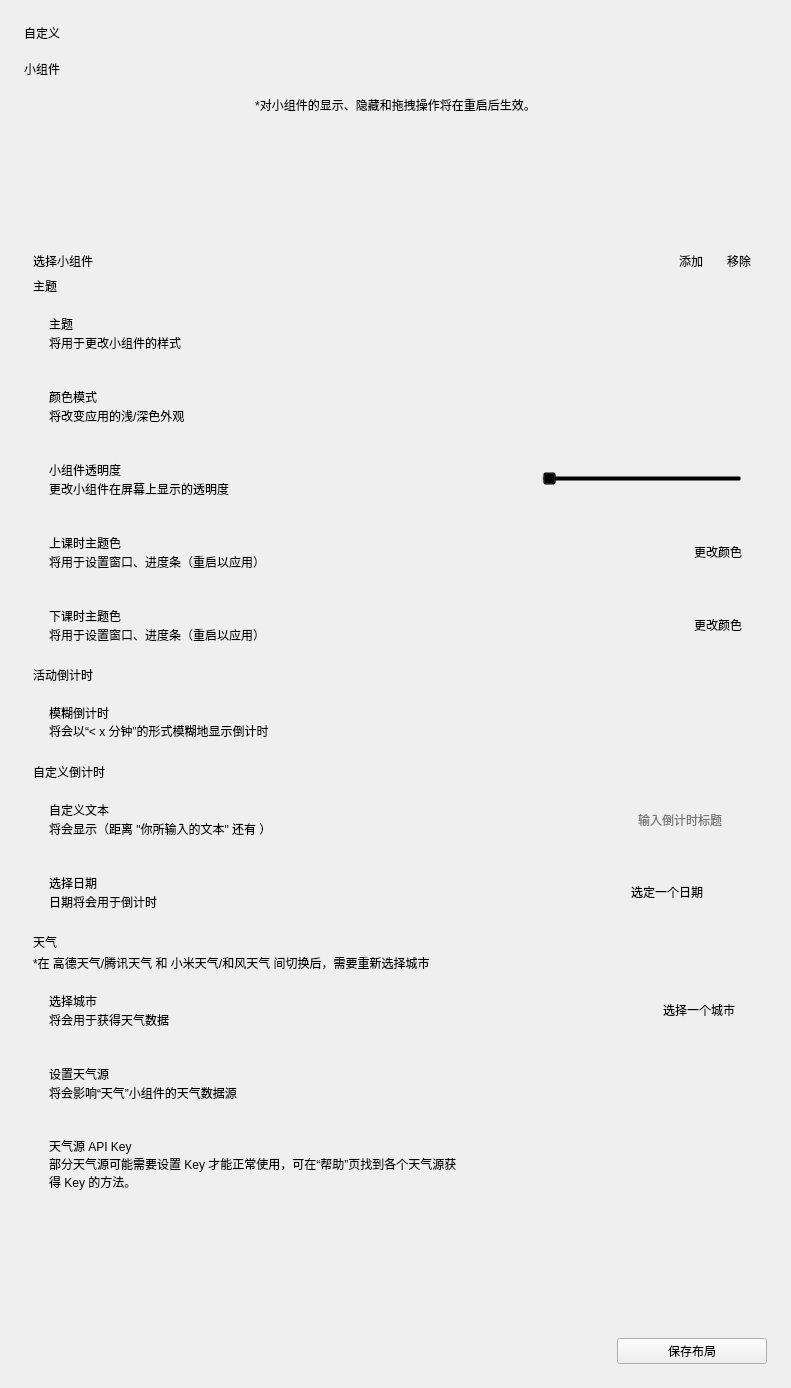
Before: the Qt Designer form menu-custom.ui in RinLit-233-shiroko/Class-Widgets, drawn with Qt 5.
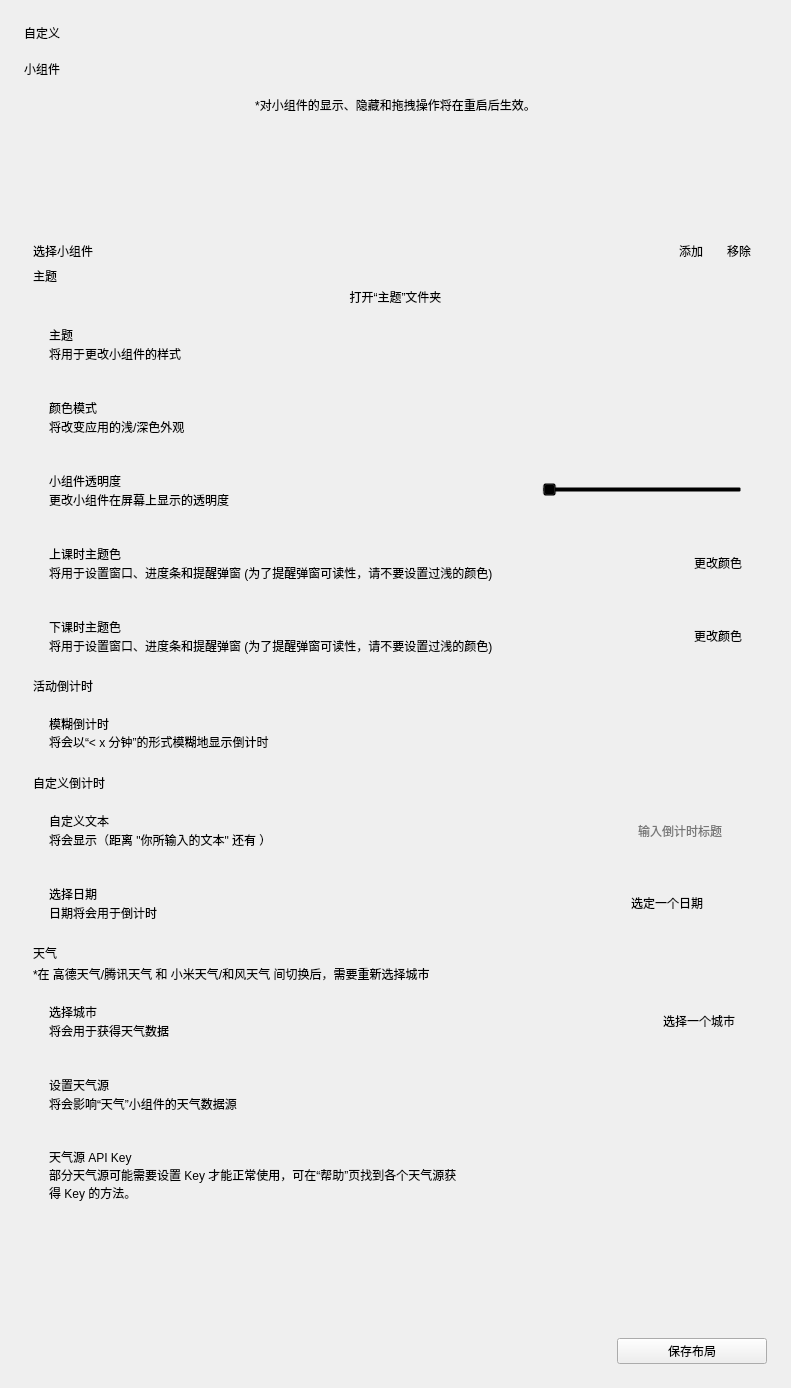
After: the same form once the commit is applied. Custom widgets are drawn as their Qt base class.

Commit message: fix: - when the state of the floating window, the app crashes after opening the Settings #149 new: - notifications window can apply theme colors - improve the ui of the settings

Diff of the .ui file:
```diff
--- a/menu-custom.ui
+++ b/menu-custom.ui
@@ -80,7 +80,7 @@
         <x>0</x>
         <y>0</y>
         <width>743</width>
-        <height>1164</height>
+        <height>1187</height>
        </rect>
       </property>
       <layout class="QVBoxLayout" name="verticalLayout_9">
@@ -175,6 +175,13 @@
            </property>
           </widget>
          </item>
+         <item>
+          <widget class="HyperlinkLabel" name="open_theme_folder">
+           <property name="text">
+            <string>打开“主题”文件夹</string>
+           </property>
+          </widget>
+         </item>
          <item>
           <widget class="CardWidget" name="CardWidget_4">
            <property name="minimumSize">
@@ -433,7 +440,10 @@
               <item>
                <widget class="CaptionLabel" name="CaptionLabel_7">
                 <property name="text">
-                 <string>将用于设置窗口、进度条（重启以应用）</string>
+                 <string>将用于设置窗口、进度条和提醒弹窗 (为了提醒弹窗可读性，请不要设置过浅的颜色)</string>
+                </property>
+                <property name="wordWrap">
+                 <bool>true</bool>
                 </property>
                 <property name="lightColor" stdset="0">
                  <color alpha="150">
@@ -505,7 +515,10 @@
               <item>
                <widget class="CaptionLabel" name="CaptionLabel_6">
                 <property name="text">
-                 <string>将用于设置窗口、进度条（重启以应用）</string>
+                 <string>将用于设置窗口、进度条和提醒弹窗 (为了提醒弹窗可读性，请不要设置过浅的颜色)</string>
+                </property>
+                <property name="wordWrap">
+                 <bool>true</bool>
                 </property>
                 <property name="lightColor" stdset="0">
                  <color alpha="150">
@@ -1179,6 +1192,11 @@
    <extends>QLabel</extends>
    <header>qfluentwidgets</header>
   </customwidget>
+  <customwidget>
+   <class>HyperlinkLabel</class>
+   <extends>QPushButton</extends>
+   <header>qfluentwidgets</header>
+  </customwidget>
   <customwidget>
    <class>LineEdit</class>
    <extends>QLineEdit</extends>
```
The commit also changes 6 other files.
